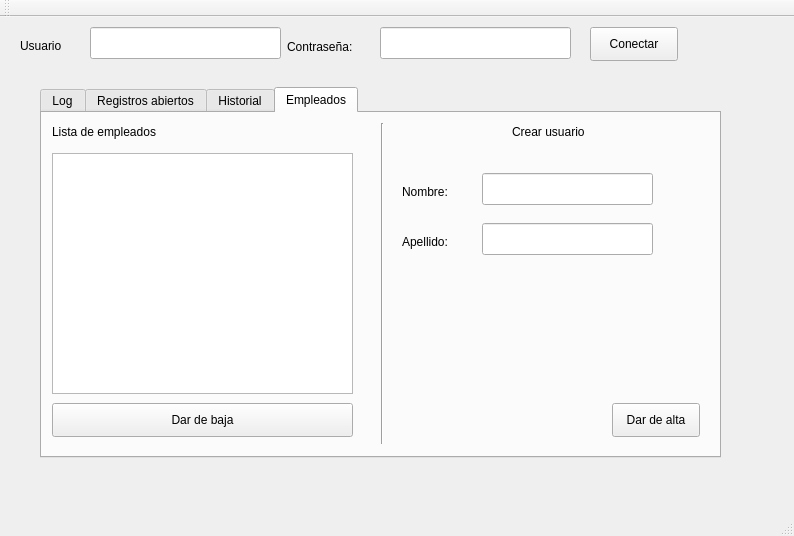
The window that Admin_Fichaje_Plantilla/ui/mainwindow.ui (MartiHui/GSDAM_Fichaje_Plantilla) describes before a commit, drawn with Qt 5.
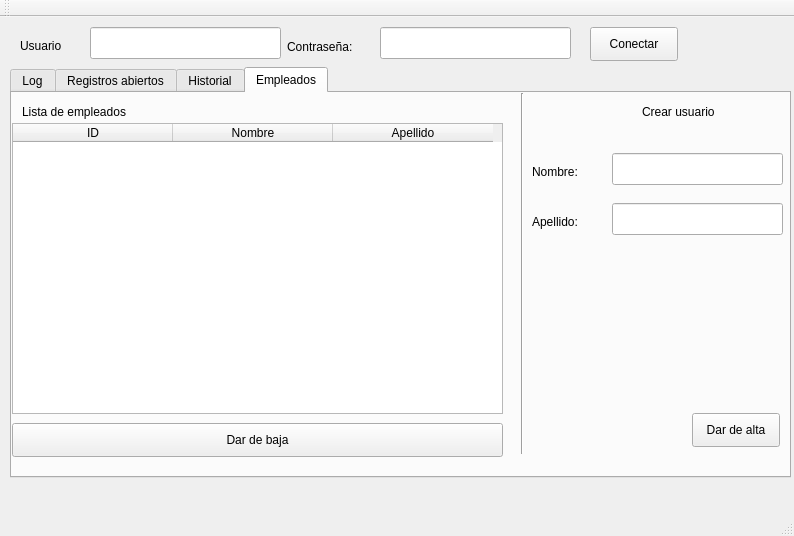
The same window after the commit.

What changed in the file:
```diff
--- a/Admin_Fichaje_Plantilla/ui/mainwindow.ui
+++ b/Admin_Fichaje_Plantilla/ui/mainwindow.ui
@@ -73,19 +73,19 @@
      <string>Conectar</string>
     </property>
    </widget>
-   <widget class="QTabWidget" name="logTab">
+   <widget class="QTabWidget" name="tabWidget">
     <property name="geometry">
      <rect>
-      <x>40</x>
-      <y>70</y>
-      <width>681</width>
-      <height>371</height>
+      <x>10</x>
+      <y>50</y>
+      <width>781</width>
+      <height>411</height>
      </rect>
     </property>
     <property name="currentIndex">
      <number>3</number>
     </property>
-    <widget class="QWidget" name="tab">
+    <widget class="QWidget" name="logTab">
      <attribute name="title">
       <string>Log</string>
      </attribute>
@@ -158,19 +158,6 @@
      <attribute name="title">
       <string>Empleados</string>
      </attribute>
-     <widget class="QListWidget" name="employeeList">
-      <property name="geometry">
-       <rect>
-        <x>10</x>
-        <y>40</y>
-        <width>301</width>
-        <height>241</height>
-       </rect>
-      </property>
-      <property name="editTriggers">
-       <set>QAbstractItemView::NoEditTriggers</set>
-      </property>
-     </widget>
      <widget class="QLabel" name="label_3">
       <property name="geometry">
        <rect>
@@ -187,9 +174,9 @@
      <widget class="QPushButton" name="removeEmployee">
       <property name="geometry">
        <rect>
-        <x>10</x>
-        <y>290</y>
-        <width>301</width>
+        <x>0</x>
+        <y>330</y>
+        <width>491</width>
         <height>34</height>
        </rect>
       </property>
@@ -200,10 +187,10 @@
      <widget class="Line" name="line">
       <property name="geometry">
        <rect>
-        <x>330</x>
-        <y>10</y>
+        <x>500</x>
+        <y>0</y>
         <width>20</width>
-        <height>321</height>
+        <height>361</height>
        </rect>
       </property>
       <property name="orientation">
@@ -213,7 +200,7 @@
      <widget class="QLabel" name="label_4">
       <property name="geometry">
        <rect>
-        <x>470</x>
+        <x>630</x>
         <y>10</y>
         <width>91</width>
         <height>18</height>
@@ -226,7 +213,7 @@
      <widget class="QLabel" name="label_5">
       <property name="geometry">
        <rect>
-        <x>360</x>
+        <x>520</x>
         <y>70</y>
         <width>61</width>
         <height>18</height>
@@ -239,7 +226,7 @@
      <widget class="QLineEdit" name="empleadoNombre">
       <property name="geometry">
        <rect>
-        <x>440</x>
+        <x>600</x>
         <y>60</y>
         <width>171</width>
         <height>32</height>
@@ -249,8 +236,8 @@
      <widget class="QPushButton" name="createEmployee">
       <property name="geometry">
        <rect>
-        <x>570</x>
-        <y>290</y>
+        <x>680</x>
+        <y>320</y>
         <width>88</width>
         <height>34</height>
        </rect>
@@ -262,7 +249,7 @@
      <widget class="QLineEdit" name="empleadoApellido">
       <property name="geometry">
        <rect>
-        <x>440</x>
+        <x>600</x>
         <y>110</y>
         <width>171</width>
         <height>32</height>
@@ -275,7 +262,7 @@
      <widget class="QLabel" name="label_6">
       <property name="geometry">
        <rect>
-        <x>360</x>
+        <x>520</x>
         <y>120</y>
         <width>61</width>
         <height>18</height>
@@ -285,6 +272,34 @@
        <string>Apellido:</string>
       </property>
      </widget>
+     <widget class="QTableWidget" name="employeeList">
+      <property name="geometry">
+       <rect>
+        <x>0</x>
+        <y>30</y>
+        <width>491</width>
+        <height>291</height>
+       </rect>
+      </property>
+      <attribute name="horizontalHeaderDefaultSectionSize">
+       <number>160</number>
+      </attribute>
+      <column>
+       <property name="text">
+        <string>ID</string>
+       </property>
+      </column>
+      <column>
+       <property name="text">
+        <string>Nombre</string>
+       </property>
+      </column>
+      <column>
+       <property name="text">
+        <string>Apellido</string>
+       </property>
+      </column>
+     </widget>
     </widget>
    </widget>
   </widget>
```
